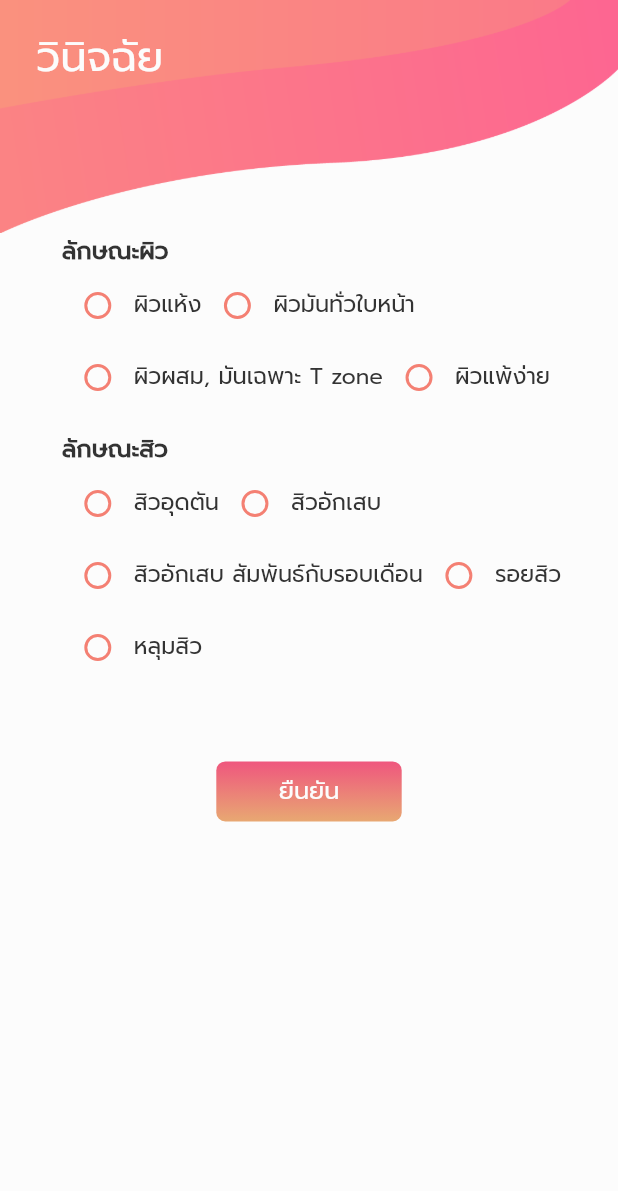
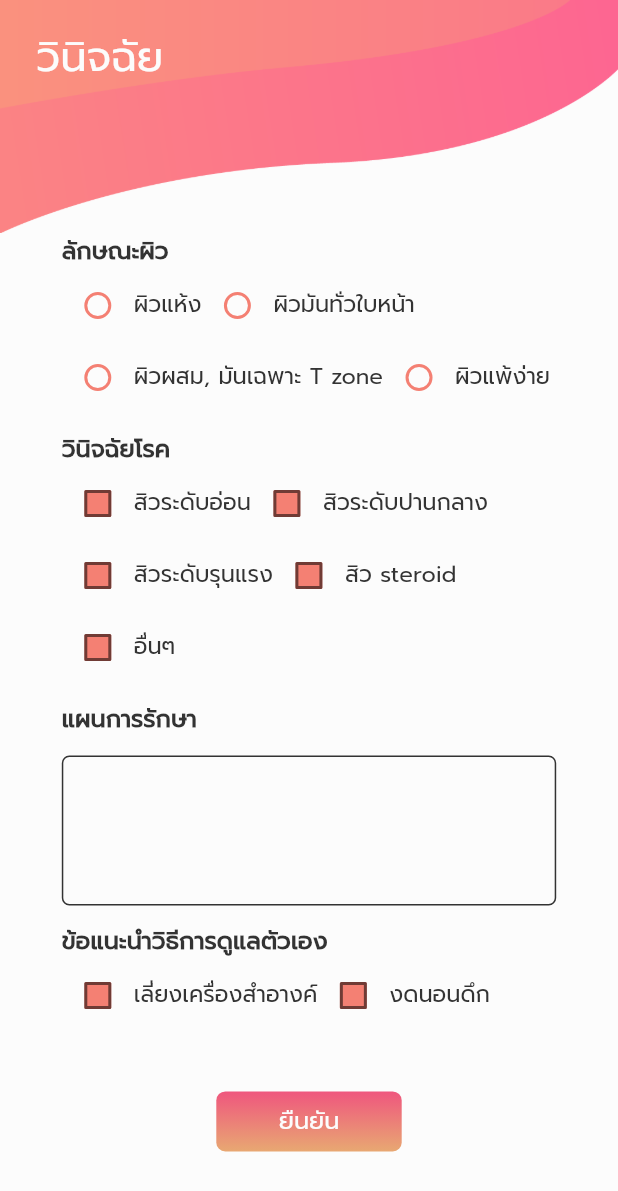
Before and after one commit to Chakiss/blossom-app, a Flutter app: the DoctorDiagnosePage screen opened directly, on a phone screen of 412 x 824 dp. Shown: the top 1191 px of the screen. Run offline on Flutter 3.47's test engine with Material 2 defaults, Android fonts, the phone set to English and light mode, and no system bars; our stand-ins replace cloud_firestore, cloud_functions, dio, dotted_border, firebase_auth, firebase_core and 9 more; missing offline and left inert: connectycube_sdk, flutter_webview_plugin, injector, omise_flutter; accounts and stored records are empty; generated files the repository leaves out were written again; statements that could not run were skipped.

Commit message:
Create user interface diagnose doctor.

```diff
--- a/lib/page/doctor_diagnose/doctor_diagnose_page.dart
+++ b/lib/page/doctor_diagnose/doctor_diagnose_page.dart
@@ -1,8 +1,10 @@
 import 'package:blossom_clinic/page/doctor_diagnose/doctor_diagnose_provider.dart';
 import 'package:blossom_clinic/widget/acne_look_multi_choice.dart';
+import 'package:blossom_clinic/widget/advice_self_multi_choice.dart';
 import 'package:blossom_clinic/widget/blossom_text.dart';
 import 'package:blossom_clinic/widget/button_pink_gradient.dart';
 import 'package:blossom_clinic/widget/skin_look_radio_group.dart';
+import 'package:blossom_clinic/widget/text_field_stroke_black.dart';
 import 'package:blossom_clinic/widget/toolbar.dart';
 import 'package:flutter/material.dart';
 import 'package:provider/provider.dart';
@@ -15,8 +17,8 @@ class DoctorDiagnosePage extends StatefulWidget {
 }
 
 class _DoctorDiagnosePageState extends State<DoctorDiagnosePage> {
-
   DoctorDiagnoseProvider _provider;
+  final treatPlanTextController = TextEditingController();
 
   @override
   void initState() {
@@ -38,7 +40,10 @@ class _DoctorDiagnosePageState extends State<DoctorDiagnosePage> {
                 child: Image.asset("assets/nav_bar.png"),
               ),
             ),
-            SafeArea(child: Toolbar(title: "วินิจฉัย",)),
+            SafeArea(
+                child: Toolbar(
+              title: "วินิจฉัย",
+            )),
           ],
         ),
         Expanded(
@@ -65,7 +70,7 @@ class _DoctorDiagnosePageState extends State<DoctorDiagnosePage> {
                 Align(
                   alignment: Alignment.centerLeft,
                   child: BlossomText(
-                        "ลักษณะสิว",
+                    "วินิจฉัยโรค",
                     size: 16,
                     color: BlossomTheme.black,
                     fontWeight: FontWeight.bold,
@@ -77,15 +82,48 @@ class _DoctorDiagnosePageState extends State<DoctorDiagnosePage> {
                 SizedBox(
                   height: 12,
                 ),
+                Align(
+                  alignment: Alignment.centerLeft,
+                  child: BlossomText(
+                    "แผนการรักษา",
+                    size: 16,
+                    color: BlossomTheme.black,
+                    fontWeight: FontWeight.bold,
+                  ),
+                ),
+                SizedBox(
+                  height: 12,
+                ),
+                TextFieldStrokeBlack(
+                  "",
+                  height: 100,
+                  textAlignVertical: TextAlignVertical.top,
+                  // keyboardType: TextInputType.multiline,
+                  maxLines: 2,
+                  textController: treatPlanTextController,
+                ),
+                SizedBox(
+                  height: 12,
+                ),
+                Align(
+                  alignment: Alignment.centerLeft,
+                  child: BlossomText(
+                    "ข้อแนะนำวิธีการดูแลตัวเอง",
+                    size: 16,
+                    color: BlossomTheme.black,
+                    fontWeight: FontWeight.bold,
+                  ),
+                ),
+                AdviceSelfMultiChoice((value) {
+
+                }),
                 SizedBox(
                   height: 40,
                 ),
                 ButtonPinkGradient(
                   "ยืนยัน",
                   true,
-                          () {
-
-                      },
+                  () {},
                   width: 30 * MediaQuery.of(context).size.width / 100,
                   height: 40,
                   radius: 6,
@@ -95,6 +133,7 @@ class _DoctorDiagnosePageState extends State<DoctorDiagnosePage> {
           ),
         )),
       ]),
-    );;
+    );
+    ;
   }
 }
--- a/lib/page/doctor_home/doctor_home_page.dart
+++ b/lib/page/doctor_home/doctor_home_page.dart
@@ -42,14 +42,6 @@ class DoctorHomePage extends StatelessWidget {
                     "${_userData.doctorInfoModel?.firstName} ${_userData.doctorInfoModel?.lastName}",
                     size: 20,
                   ),
-                  SizedBox(
-                    height: 10,
-                  ),
-                  BlossomText(
-                    "${_userData.doctorInfoModel?.story}",
-                    size: 14,
-                    textAlign: TextAlign.center,
-                  )
                 ],
               ),
             ),
--- a/lib/widget/acne_look_multi_choice.dart
+++ b/lib/widget/acne_look_multi_choice.dart
@@ -3,7 +3,6 @@ import 'package:blossom_clinic/widget/blossom_text.dart';
 import 'package:flutter/material.dart';
 
 class AcneMultiChoice extends StatefulWidget {
-
   Function(String) _listener;
 
   AcneMultiChoice(this._listener);
@@ -13,7 +12,11 @@ class AcneMultiChoice extends StatefulWidget {
 }
 
 class AcneMultiChoiceState extends State<AcneMultiChoice> {
-  String _acneLook = "";
+  var acneFirst = false;
+  var acneSecond = false;
+  var acneThird = false;
+  var acneForth = false;
+  var acneFifth = false;
 
   @override
   Widget build(BuildContext context) {
@@ -25,107 +28,88 @@ class AcneMultiChoiceState extends State<AcneMultiChoice> {
             children: [
               Row(
                 children: [
-                  Radio<String>(
+                  Checkbox(
+                      value: acneFirst,
                       fillColor: MaterialStateProperty.all(BlossomTheme.darkPink),
-                    value: "1",
-                    groupValue: _acneLook,
-                    onChanged: (String value) {
-                      widget._listener.call(value);
+                      onChanged: (bool newValue) {
                         setState(() {
-                        _acneLook = value;
+                          acneFirst = newValue;
                         });
-                    },
-                  ),
+                      }),
                   BlossomText(
-                    'สิวอุดตัน',
+                    "สิวระดับอ่อน",
                     size: 15,
-                  ),
+                  )
                 ],
               ),
               Row(
                 children: [
-                  Radio<String>(
+                  Checkbox(
+                      value: acneSecond,
                       fillColor: MaterialStateProperty.all(BlossomTheme.darkPink),
-                    value: "2",
-                    groupValue: _acneLook,
-                    onChanged: (String value) {
-                      widget._listener.call(value);
+                      onChanged: (bool newValue) {
                         setState(() {
-                        _acneLook = value;
+                          acneSecond = newValue;
                         });
-                    },
-                  ),
+                      }),
                   BlossomText(
-                    'สิวอักเสบ',
+                    "สิวระดับปานกลาง",
                     size: 15,
-                  ),
+                  )
                 ],
-              ),
+              )
             ],
           ),
           Row(
             children: [
               Row(
                 children: [
-                  Radio<String>(
+                  Checkbox(
+                      value: acneThird,
                       fillColor: MaterialStateProperty.all(BlossomTheme.darkPink),
-                    value: "3",
-                    groupValue: _acneLook,
-                    onChanged: (String value) {
-                      widget._listener.call(value);
+                      onChanged: (bool newValue) {
                         setState(() {
-                        _acneLook = value;
+                          acneThird = newValue;
                         });
-                    },
-                  ),
+                      }),
                   BlossomText(
-                    'สิวอักเสบ สัมพันธ์กับรอบเดือน',
+                    "สิวระดับรุนแรง",
                     size: 15,
-                  ),
+                  )
                 ],
               ),
               Row(
                 children: [
-                  Radio<String>(
+                  Checkbox(
+                      value: acneForth,
                       fillColor: MaterialStateProperty.all(BlossomTheme.darkPink),
-                    value: "4",
-                    groupValue: _acneLook,
-                    onChanged: (String value) {
-                      widget._listener.call(value);
+                      onChanged: (bool newValue) {
                         setState(() {
-                        _acneLook = value;
+                          acneForth = newValue;
                         });
-                    },
-                  ),
+                      }),
                   BlossomText(
-                    'รอยสิว',
+                    "สิว steroid",
                     size: 15,
-                  ),
+                  )
                 ],
-              ),
+              )
             ],
           ),
           Row(
             children: [
-              Row(
-                children: [
-                  Radio<String>(
+              Checkbox(
+                  value: acneFifth,
                   fillColor: MaterialStateProperty.all(BlossomTheme.darkPink),
-                    value: "5",
-                    groupValue: _acneLook,
-                    onChanged: (String value) {
-                      widget._listener.call(value);
+                  onChanged: (bool newValue) {
                     setState(() {
-                        _acneLook = value;
+                      acneFifth = newValue;
                     });
-                    },
-                  ),
+                  }),
               BlossomText(
-                    'หลุมสิว',
+                "อื่นๆ",
                 size: 15,
-                  ),
-                ],
-              ),
+              )
             ],
           )
         ],
--- /dev/null
+++ b/lib/widget/advice_self_multi_choice.dart
@@ -0,0 +1,67 @@
+import 'package:blossom_clinic/blossom_theme.dart';
+import 'package:blossom_clinic/widget/blossom_text.dart';
+import 'package:flutter/material.dart';
+
+class AdviceSelfMultiChoice extends StatefulWidget {
+  Function(String) _listener;
+
+  AdviceSelfMultiChoice(this._listener);
+
+  @override
+  AdviceSelfMultiChoiceState createState() => AdviceSelfMultiChoiceState();
+}
+
+class AdviceSelfMultiChoiceState extends State<AdviceSelfMultiChoice> {
+  var adviceFirst = false;
+  var adviceSecond = false;
+  var adviceThird = false;
+  var adviceForth = false;
+  var adviceFifth = false;
+
+  @override
+  Widget build(BuildContext context) {
+    return Material(
+      color: BlossomTheme.white,
+      child: Column(
+        children: [
+          Row(
+            children: [
+              Row(
+                children: [
+                  Checkbox(
+                      value: adviceFirst,
+                      fillColor: MaterialStateProperty.all(BlossomTheme.darkPink),
+                      onChanged: (bool newValue) {
+                        setState(() {
+                          adviceFirst = newValue;
+                        });
+                      }),
+                  BlossomText(
+                    "เลี่ยงเครื่องสำอางค์",
+                    size: 15,
+                  )
+                ],
+              ),
+              Row(
+                children: [
+                  Checkbox(
+                      value: adviceSecond,
+                      fillColor: MaterialStateProperty.all(BlossomTheme.darkPink),
+                      onChanged: (bool newValue) {
+                        setState(() {
+                          adviceSecond = newValue;
+                        });
+                      }),
+                  BlossomText(
+                    "งดนอนดึก",
+                    size: 15,
+                  )
+                ],
+              )
+            ],
+          ),
+        ],
+      ),
+    );
+  }
+}
--- a/lib/widget/text_field_stroke_black.dart
+++ b/lib/widget/text_field_stroke_black.dart
@@ -8,8 +8,10 @@ class TextFieldStrokeBlack extends StatelessWidget {
   double paddingStart;
   double paddingEnd;
   TextAlign textAlign;
+  TextAlignVertical textAlignVertical;
   TextEditingController textController;
   int maxLength;
+  int maxLines;
   bool isPasswordType;
   Function(String) onChange;
   TextInputType keyboardType;
@@ -21,11 +23,13 @@ class TextFieldStrokeBlack extends StatelessWidget {
       this.paddingStart,
       this.paddingEnd,
       this.textAlign,
+      this.textAlignVertical,
       this.maxLength,
       this.onChange,
       this.isPasswordType,
       this.textController,
       this.keyboardType,
+      this.maxLines,
       this.enabled = true});
 
   String getText() => textController.text;
@@ -48,23 +52,24 @@ class TextFieldStrokeBlack extends StatelessWidget {
               ),
               borderRadius: BorderRadius.all(Radius.circular(5))),
           child: Container(
-            child: Center(
             child: TextField(
+                cursorColor: BlossomTheme.darkPink,
                 keyboardType: keyboardType,
                 enabled: enabled ?? true,
                 obscureText: isPasswordType ?? false,
                 onChanged: onChange ?? (value) {},
                 controller: textController ?? TextEditingController(),
                 buildCounter: (BuildContext context, {int currentLength, int maxLength, bool isFocused}) => null,
-                  maxLength: maxLength ?? 50,
+                maxLength: maxLength,
                 style: TextStyle(color: BlossomTheme.black, fontFamily: FONT_PROMPT, fontSize: 15),
                 textAlign: textAlign ?? TextAlign.left,
+                maxLines: maxLines ?? 1,
+                textAlignVertical: textAlignVertical ?? TextAlignVertical.center,
                 decoration: InputDecoration(
                     border: InputBorder.none,
                     focusedBorder: InputBorder.none,
                     hintText: hint,
                     hintStyle: TextStyle(color: BlossomTheme.gray))),
-            ),
           )),
     );
   }
```
Lines whose indentation alone changed are shown as unchanged.
